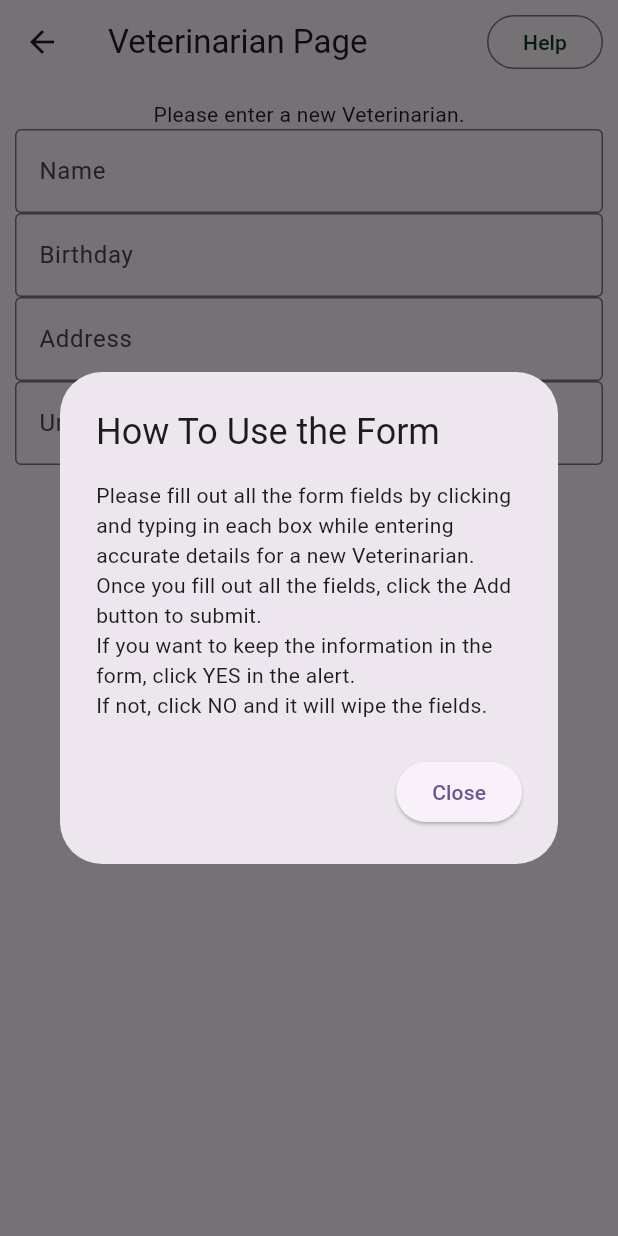
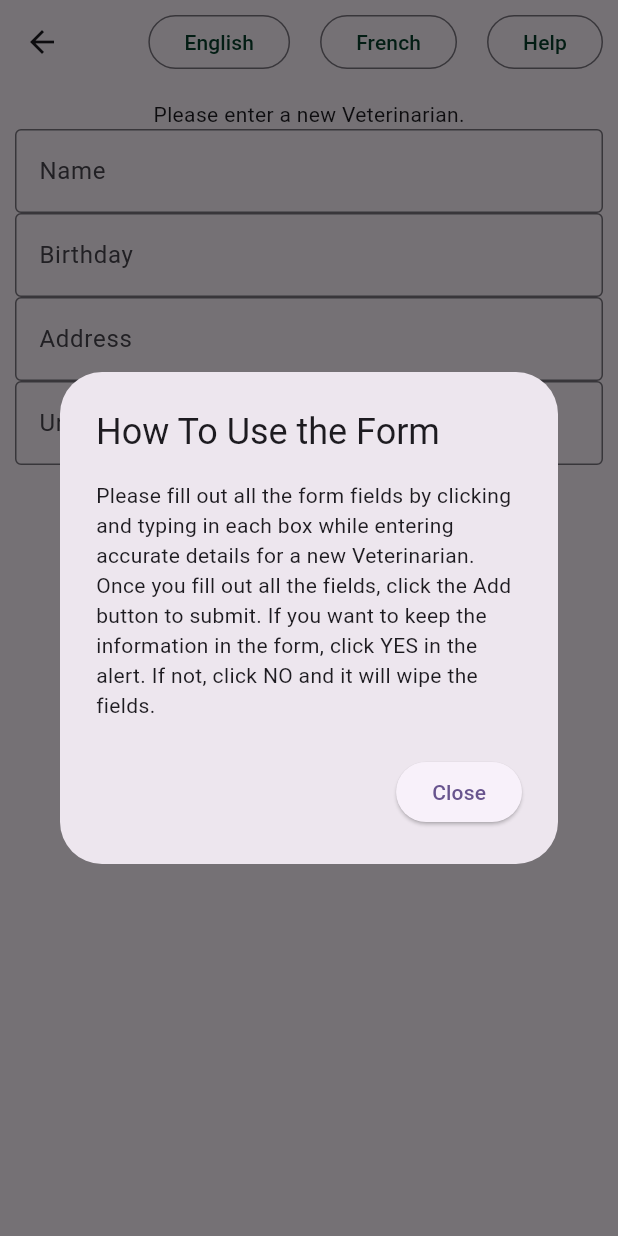
Before and after one commit to rodn0023/cst2335_final_group_project_w26, a Flutter app: the VeterinarianPage screen opened by its route, after a tap on "Help", on a phone screen of 412 x 824 dp. Run offline on Flutter 3.47's test engine with Material 3 defaults, Android fonts, the phone set to English and light mode, and no system bars; our stand-ins replace floor, sqflite; missing offline and left inert: encrypted_shared_preferences; accounts and stored records are empty; generated files the repository leaves out were written again; statements that could not run were skipped.

Commit message:
Completed english and french localization for veterinarian page (requirement 8)

```diff
--- a/lib/veterinarian/VeterinarianPage.dart
+++ b/lib/veterinarian/VeterinarianPage.dart
@@ -3,6 +3,8 @@ import 'Veterinarian.dart';
 import 'VeterinarianDAO.dart';
 import 'database.dart';
 import 'package:encrypted_shared_preferences/encrypted_shared_preferences.dart';
+import 'package:cst2335_final_group_project_w26/main.dart';
+import '../AppLocalizations.dart';
 
 class VeterinarianPage extends StatefulWidget {
   const VeterinarianPage({super.key});
@@ -41,6 +43,10 @@ class VeterinarianPageState extends State<VeterinarianPage> {
   @override
   void initState() {
     super.initState();
+
+    Future.delayed(Duration.zero, () {
+      MyApp.setLocale(context, Locale("en"));
+    });
 
     loadDatabase();
 
@@ -81,19 +87,19 @@ class VeterinarianPageState extends State<VeterinarianPage> {
     showDialog(
       context: context,
       builder: (context) => AlertDialog(
-        title: Text("Reuse Fields"),
+        title: Text(AppLocalizations.of(context)!.translate('VetAddAlertHead')!),
         content: Text(
-          "Do you wish to reuse the fields from the previous entry?",
+          AppLocalizations.of(context)!.translate('VetAddAlertDesc')!,
         ),
         actions: [
           ElevatedButton(
-            child: Text("NO"),
+            child: Text(AppLocalizations.of(context)!.translate('VetNo')!),
             onPressed: () {
               Navigator.of(context).pop();
             },
           ),
           ElevatedButton(
-            child: Text("YES"),
+            child: Text(AppLocalizations.of(context)!.translate('VetYes')!),
             onPressed: () async {
               final savedName = await prefs.getString("name");
               final savedBirthday = await prefs.getString("birthday");
@@ -119,16 +125,13 @@ class VeterinarianPageState extends State<VeterinarianPage> {
     showDialog(
       context: context,
       builder: (context) => AlertDialog(
-        title: Text("How To Use the Form"),
+        title: Text(AppLocalizations.of(context)!.translate('VetHelpAlertHead')!),
         content: Text(
-          "Please fill out all the form fields by clicking and typing in each box while entering accurate details for a new Veterinarian.\n"
-          "Once you fill out all the fields, click the Add button to submit.\n"
-          "If you want to keep the information in the form, click YES in the alert.\n"
-          "If not, click NO and it will wipe the fields.",
+            AppLocalizations.of(context)!.translate('VetHelpAlertDesc')!,
         ),
         actions: [
           ElevatedButton(
-            child: Text("Close"),
+            child: Text(AppLocalizations.of(context)!.translate('VetClose')!),
             onPressed: () async {
               setState(() {
                 Navigator.of(context).pop();
@@ -176,15 +179,15 @@ class VeterinarianPageState extends State<VeterinarianPage> {
       padding: EdgeInsets.all(10),
       child: Column(
         children: [
-          Text("Please enter a new Veterinarian."),
+          Text(AppLocalizations.of(context)!.translate('VetFormMessage')!),
           (width > height && width > 720)
               ? Row(
                   children: [
                     Expanded(
                       child: TextField(
                         controller: nameController,
-                        decoration: const InputDecoration(
-                          hintText: "Name",
+                        decoration: InputDecoration(
+                          hintText: AppLocalizations.of(context)!.translate('VetName')!,
                           border: OutlineInputBorder(),
                         ),
                       ),
@@ -192,8 +195,8 @@ class VeterinarianPageState extends State<VeterinarianPage> {
                     Expanded(
                       child: TextField(
                         controller: birthdayController,
-                        decoration: const InputDecoration(
-                          hintText: "Birthday",
+                        decoration: InputDecoration(
+                          hintText: AppLocalizations.of(context)!.translate('VetBirthday')!,
                           border: OutlineInputBorder(),
                         ),
                       ),
@@ -201,8 +204,8 @@ class VeterinarianPageState extends State<VeterinarianPage> {
                     Expanded(
                       child: TextField(
                         controller: addressController,
-                        decoration: const InputDecoration(
-                          hintText: "Address",
+                        decoration: InputDecoration(
+                          hintText: AppLocalizations.of(context)!.translate('VetAddress')!,
                           border: OutlineInputBorder(),
                         ),
                       ),
@@ -210,8 +213,8 @@ class VeterinarianPageState extends State<VeterinarianPage> {
                     Expanded(
                       child: TextField(
                         controller: universityController,
-                        decoration: const InputDecoration(
-                          hintText: "University",
+                        decoration: InputDecoration(
+                          hintText: AppLocalizations.of(context)!.translate('VetUniversity')!,
                           border: OutlineInputBorder(),
                         ),
                       ),
@@ -225,9 +228,9 @@ class VeterinarianPageState extends State<VeterinarianPage> {
                                 birthdayController.text.isEmpty ||
                                 addressController.text.isEmpty ||
                                 universityController.text.isEmpty) {
-                              const snackBar = SnackBar(
+                              var snackBar = SnackBar(
                                 content: Text(
-                                  'Fill out all the fields before submission.',
+                                    AppLocalizations.of(context)!.translate('VetFormFail')!
                                 ),
                               );
                               ScaffoldMessenger.of(
@@ -260,8 +263,8 @@ class VeterinarianPageState extends State<VeterinarianPage> {
                               addAlert();
                             }
                           },
-                          child: const Text(
-                            "Add",
+                          child: Text(
+                            AppLocalizations.of(context)!.translate('VetAdd')!,
                             style: TextStyle(color: Color(0xFF06402B)),
                           ),
                         ),
@@ -293,8 +296,8 @@ class VeterinarianPageState extends State<VeterinarianPage> {
                                   selectedItem = null;
                                 });
                               },
-                              child: const Text(
-                                "Update",
+                              child: Text(
+                                AppLocalizations.of(context)!.translate('VetUpdate')!,
                                 style: TextStyle(color: Color(0xFF06402B)),
                               ),
                             ),
@@ -305,7 +308,7 @@ class VeterinarianPageState extends State<VeterinarianPage> {
                                   backgroundColor: Colors.red,
                                 ),
                                 child: Text(
-                                  "Delete",
+                                  AppLocalizations.of(context)!.translate('VetDelete')!,
                                   style: TextStyle(color: Colors.white),
                                 ),
                                 onPressed: () async {
@@ -330,29 +333,29 @@ class VeterinarianPageState extends State<VeterinarianPage> {
                   children: [
                     TextField(
                       controller: nameController,
-                      decoration: const InputDecoration(
-                        hintText: "Name",
+                      decoration: InputDecoration(
+                        hintText: AppLocalizations.of(context)!.translate('VetName')!,
                         border: OutlineInputBorder(),
                       ),
                     ),
                     TextField(
                       controller: birthdayController,
-                      decoration: const InputDecoration(
-                        hintText: "Birthday",
+                      decoration: InputDecoration(
+                        hintText: AppLocalizations.of(context)!.translate('VetBirthday')!,
                         border: OutlineInputBorder(),
                       ),
                     ),
                     TextField(
                       controller: addressController,
-                      decoration: const InputDecoration(
-                        hintText: "Address",
+                      decoration: InputDecoration(
+                        hintText: AppLocalizations.of(context)!.translate('VetAddress')!,
                         border: OutlineInputBorder(),
                       ),
                     ),
                     TextField(
                       controller: universityController,
-                      decoration: const InputDecoration(
-                        hintText: "University",
+                      decoration: InputDecoration(
+                        hintText: AppLocalizations.of(context)!.translate('VetUniversity')!,
                         border: OutlineInputBorder(),
                       ),
                     ),
@@ -365,9 +368,9 @@ class VeterinarianPageState extends State<VeterinarianPage> {
                                 birthdayController.text.isEmpty ||
                                 addressController.text.isEmpty ||
                                 universityController.text.isEmpty) {
-                              const snackBar = SnackBar(
+                              var snackBar = SnackBar(
                                 content: Text(
-                                  'Fill out all the fields before submission.',
+                                  AppLocalizations.of(context)!.translate('VetFormFail')!,
                                 ),
                               );
                               ScaffoldMessenger.of(
@@ -434,8 +437,8 @@ class VeterinarianPageState extends State<VeterinarianPage> {
                                   selectedItem = null;
                                 });
                               },
-                              child: const Text(
-                                "Update",
+                              child: Text(
+                                AppLocalizations.of(context)!.translate('VetUpdate')!,
                                 style: TextStyle(color: Color(0xFF06402B)),
                               ),
                             ),
@@ -446,7 +449,7 @@ class VeterinarianPageState extends State<VeterinarianPage> {
                                   backgroundColor: Colors.red,
                                 ),
                                 child: Text(
-                                  "Delete",
+                                  AppLocalizations.of(context)!.translate('VetDelete')!,
                                   style: TextStyle(color: Colors.white),
                                 ),
                                 onPressed: () async {
@@ -485,15 +488,15 @@ class VeterinarianPageState extends State<VeterinarianPage> {
                         ),
                       ),
                       Text(
-                        "Birthdate: ${veterinarianList[rowNum].birthday}",
+                        "${AppLocalizations.of(context)!.translate('VetDetailsBirthdate')!} ${veterinarianList[rowNum].birthday}",
                         style: TextStyle(fontSize: 20.0),
                       ),
                       Text(
-                        "Address: ${veterinarianList[rowNum].address}",
+                        "${AppLocalizations.of(context)!.translate('VetAddress')!}: ${veterinarianList[rowNum].address}",
                         style: TextStyle(fontSize: 20.0),
                       ),
                       Text(
-                        "University: ${veterinarianList[rowNum].university}",
+                        "${AppLocalizations.of(context)!.translate('VetUniversity')!}: ${veterinarianList[rowNum].university}",
                         style: TextStyle(fontSize: 20.0),
                       ),
                       Text(""),
@@ -527,23 +530,23 @@ class VeterinarianPageState extends State<VeterinarianPage> {
             mainAxisAlignment: MainAxisAlignment.center,
             children: [
               Text(
-                "Veterinarian Name: ${selectedItem!.name}",
+                "${AppLocalizations.of(context)!.translate('VetDetailsName')!}${selectedItem!.name}",
                 style: TextStyle(fontSize: 20.0, color: Colors.white),
               ),
               Text(
-                "Birthdate: ${selectedItem!.birthday}",
+                "${AppLocalizations.of(context)!.translate('VetDetailsBirthdate')!}${selectedItem!.birthday}",
                 style: TextStyle(fontSize: 20.0, color: Colors.white),
               ),
               Text(
-                "Address: ${selectedItem!.address}",
+                "${AppLocalizations.of(context)!.translate('VetDetailsAddress')!}${selectedItem!.address}",
                 style: TextStyle(fontSize: 20.0, color: Colors.white),
               ),
               Text(
-                "University: ${selectedItem!.university}",
+                "${AppLocalizations.of(context)!.translate('VetDetailsUniversity')!}${selectedItem!.university}",
                 style: TextStyle(fontSize: 20.0, color: Colors.white),
               ),
               Text(
-                "Database ID: ${selectedItem!.id}",
+                "${AppLocalizations.of(context)!.translate('VetDetailsID')!}${selectedItem!.id}",
                 style: TextStyle(fontSize: 20.0, color: Colors.white),
               ),
 
@@ -558,7 +561,7 @@ class VeterinarianPageState extends State<VeterinarianPage> {
                   });
                 },
                 child: Text(
-                  "Close",
+                  AppLocalizations.of(context)!.translate('VetClose')!,
                   style: TextStyle(color: Color(0xFF06402B)),
                 ),
               ),
@@ -569,7 +572,7 @@ class VeterinarianPageState extends State<VeterinarianPage> {
     } else {
       return Center(
         child: Text(
-          "Nothing Selected",
+          AppLocalizations.of(context)!.translate('VetSelection')!,
           style: TextStyle(
             fontSize: 21.0,
             color: Colors.white,
@@ -587,23 +590,23 @@ class VeterinarianPageState extends State<VeterinarianPage> {
           mainAxisAlignment: MainAxisAlignment.center,
           children: [
             Text(
-              "Veterinarian Name: ${selectedItem!.name}",
+              "${AppLocalizations.of(context)!.translate('VetDetailsName')!}${selectedItem!.name}",
               style: TextStyle(fontSize: 22.0, color: Colors.white),
             ),
             Text(
-              "Birthdate: ${selectedItem!.birthday}",
+              "${AppLocalizations.of(context)!.translate('VetDetailsBirthdate')!}${selectedItem!.birthday}",
               style: TextStyle(fontSize: 22.0, color: Colors.white),
             ),
             Text(
-              "Address: ${selectedItem!.address}",
+              "${AppLocalizations.of(context)!.translate('VetDetailsAddress')!}${selectedItem!.address}",
               style: TextStyle(fontSize: 22.0, color: Colors.white),
             ),
             Text(
-              "University: ${selectedItem!.university}",
+              "${AppLocalizations.of(context)!.translate('VetDetailsUniversity')!}${selectedItem!.university}",
               style: TextStyle(fontSize: 22.0, color: Colors.white),
             ),
             Text(
-              "Database ID: ${selectedItem!.id}",
+              "${AppLocalizations.of(context)!.translate('VetDetailsID')!}${selectedItem!.id}",
               style: TextStyle(fontSize: 22.0, color: Colors.white),
             ),
 
@@ -665,7 +668,7 @@ class VeterinarianPageState extends State<VeterinarianPage> {
                     });
                   },
                   child: Text(
-                    "Update",
+                    AppLocalizations.of(context)!.translate('VetUpdate')!,
                     style: TextStyle(color: Color(0xFF06402B)),
                   ),
                 ),
@@ -680,7 +683,8 @@ class VeterinarianPageState extends State<VeterinarianPage> {
                       selectedItem = null;
                     });
                   },
-                  child: Text("Delete", style: TextStyle(color: Colors.white)),
+                  child: Text(AppLocalizations.of(context)!.translate('VetDelete')!,
+                      style: TextStyle(color: Colors.white)),
                 ),
               ],
             ),
@@ -695,7 +699,7 @@ class VeterinarianPageState extends State<VeterinarianPage> {
                   selectedItem = null;
                 });
               },
-              child: Text("Close", style: TextStyle(color: Color(0xFF06402B))),
+              child: Text(AppLocalizations.of(context)!.translate('VetClose')!, style: TextStyle(color: Color(0xFF06402B))),
             ),
           ],
         ),
@@ -703,7 +707,7 @@ class VeterinarianPageState extends State<VeterinarianPage> {
     } else {
       return Center(
         child: Text(
-          "Nothing Selected",
+          AppLocalizations.of(context)!.translate('VetSelection')!,
           style: TextStyle(
             fontSize: 21.0,
             color: Colors.white,
@@ -718,15 +722,35 @@ class VeterinarianPageState extends State<VeterinarianPage> {
   Widget build(BuildContext context) {
     return Scaffold(
       appBar: AppBar(
-        title: Text("Veterinarian Page"),
+        title: Text(AppLocalizations.of(context)!.translate('VetPage')!),
         actions: [
+          Padding(
+            padding: EdgeInsets.all(10),
+            child: OutlinedButton(
+              onPressed: () {
+                MyApp.setLocale(context, Locale("en", "CA"));
+              },
+              child: Text(AppLocalizations.of(context)!.translate('VetEnglish')!, style: TextStyle(color: Color(0xFF06402B))),
+            ),
+          ),
+
+          Padding(
+            padding: EdgeInsets.all(10),
+            child: OutlinedButton(
+              onPressed: () {
+                MyApp.setLocale(context, Locale("fr"));
+              },
+              child: Text(AppLocalizations.of(context)!.translate('VetFrench')!, style: TextStyle(color: Color(0xFF06402B))),
+            ),
+          ),
+
           Padding(
             padding: EdgeInsets.all(10),
             child: OutlinedButton(
               onPressed: () {
                 helpAlert();
               },
-              child: Text("Help", style: TextStyle(color: Color(0xFF06402B))),
+              child: Text(AppLocalizations.of(context)!.translate('VetHelp')!, style: TextStyle(color: Color(0xFF06402B))),
             ),
           ),
         ],
```
Also changed, not shown: assets/translations/en.json (+26 -4 lines), assets/translations/fr.json (+26 -4 lines).
